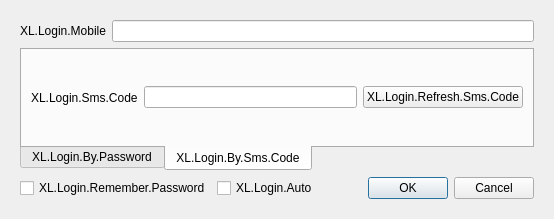
gechangli/obs-studio, file UI/forms/XLLoginDialog.ui: the form before one commit.
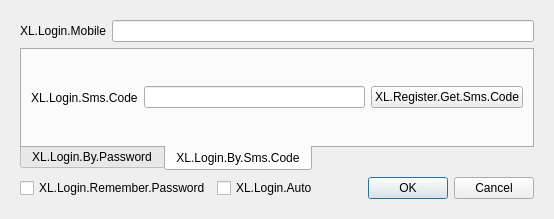
The form after the commit.

```diff
--- a/UI/forms/XLLoginDialog.ui
+++ b/UI/forms/XLLoginDialog.ui
@@ -101,7 +101,7 @@
           <item>
            <widget class="QPushButton" name="refreshSmsCodeButton">
             <property name="text">
-             <string>XL.Login.Refresh.Sms.Code</string>
+             <string>XL.Register.Get.Sms.Code</string>
             </property>
            </widget>
           </item>
```
